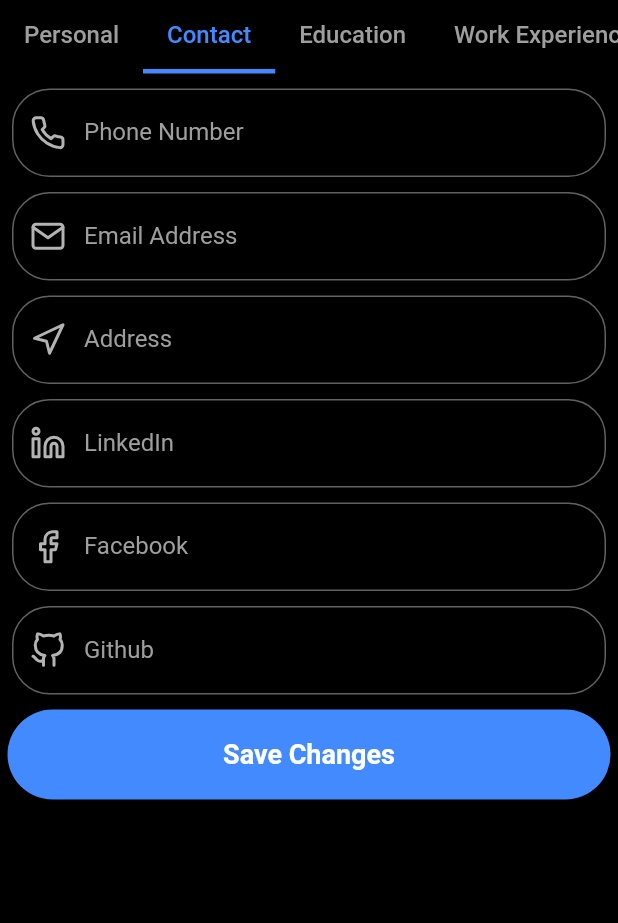
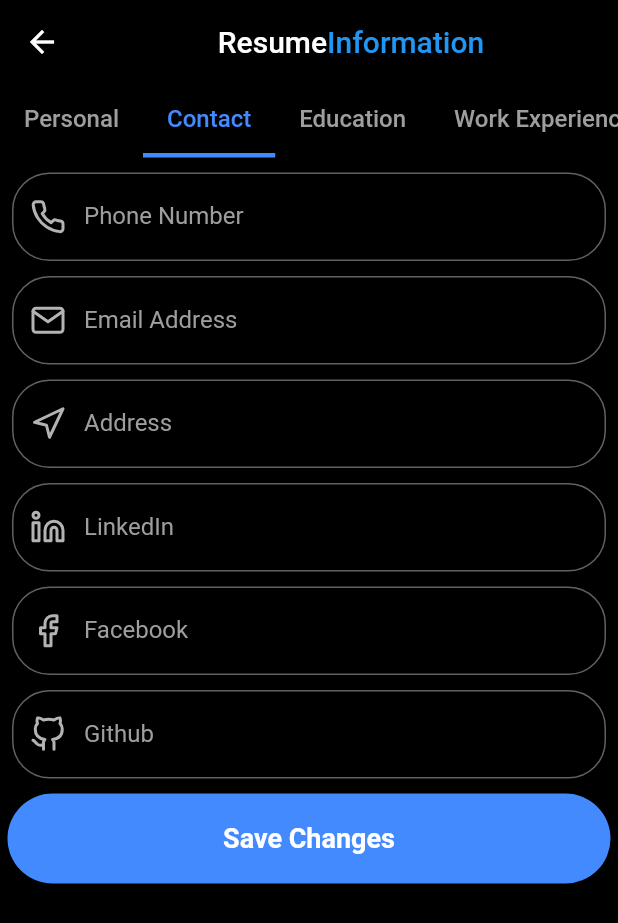
Before and after one commit to MeherajUlMahmmud/GoCV, a Flutter app: the NewPerson screen opened directly, tab 2 chosen, on a phone screen of 412 x 824 dp. Shown: the top 923 px of the screen. Run offline on Flutter 3.47's test engine with Material 2 defaults, Android fonts, the phone set to English and light mode, and no system bars; our stand-ins replace flutter_icons, pdf, permission_handler, shared_preferences, sqflite; missing offline and left inert: dropdownfield; accounts and stored records are empty; statements that could not run were skipped.

Commit message:
Update new_person.dart

```diff
--- a/lib/pages/new_person.dart
+++ b/lib/pages/new_person.dart
@@ -41,8 +41,21 @@ class _NewPersonState extends State<NewPerson>
   @override
   Widget build(BuildContext context) {
     return Scaffold(
-      body: SafeArea(
-        child: Container(
+      appBar: AppBar(
+        title: Row(
+          mainAxisAlignment: MainAxisAlignment.center,
+          children: <Widget>[
+            Text(
+              "Resume",
+            ),
+            Text(
+              "Information",
+              style: TextStyle(color: Colors.blue),
+            ),
+          ],
+        )
+      ),
+      body: Container(
         child: Column(
           children: <Widget>[
             TabBar(
@@ -123,7 +136,6 @@ class _NewPersonState extends State<NewPerson>
           ],
         ),
       ),
-      ),
     );
   }
 }
```
Lines whose indentation alone changed are shown as unchanged.
